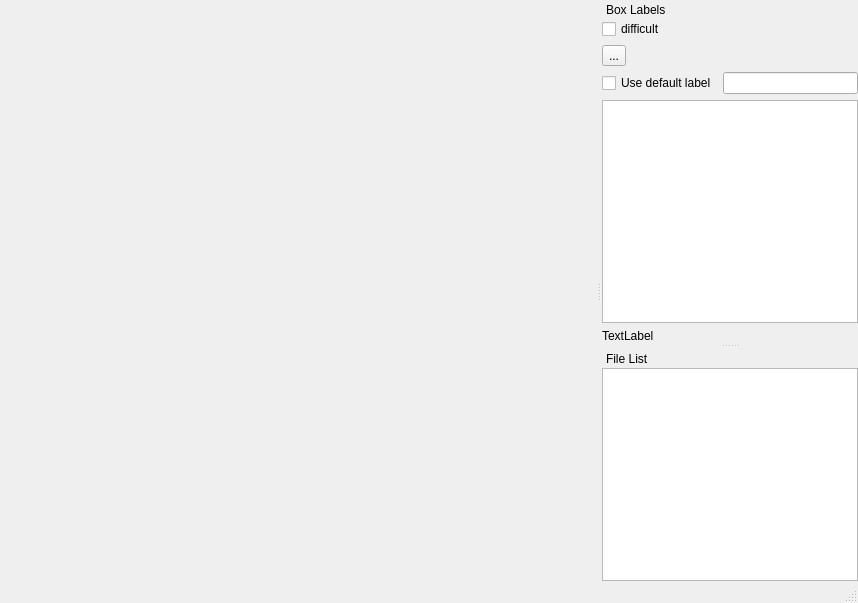
This is src/mainwindow.ui in meryusha/LabelerServer as Qt 5 draws it before an edit. The edited form follows.
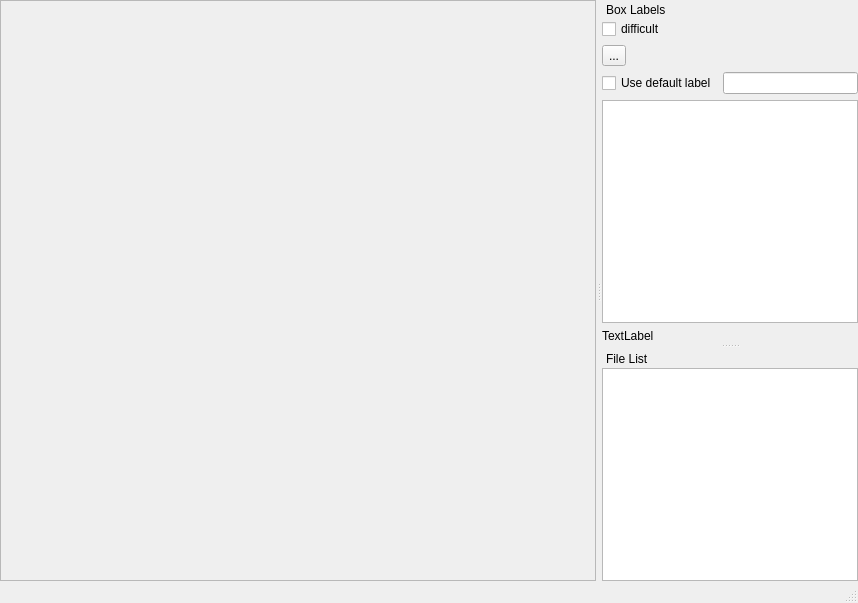
This is the edited form. Icons and pictures are not drawn.

Patch:
```diff
--- a/src/mainwindow.ui
+++ b/src/mainwindow.ui
@@ -13,7 +13,39 @@
   <property name="windowTitle">
    <string>Active Image Labeler</string>
   </property>
-  <widget class="QWidget" name="centralwidget"/>
+  <widget class="QWidget" name="centralwidget">
+   <layout class="QGridLayout" name="gridLayout_4">
+    <property name="leftMargin">
+     <number>0</number>
+    </property>
+    <property name="topMargin">
+     <number>0</number>
+    </property>
+    <property name="rightMargin">
+     <number>0</number>
+    </property>
+    <property name="bottomMargin">
+     <number>0</number>
+    </property>
+    <item row="0" column="0">
+     <widget class="QScrollArea" name="scroll">
+      <property name="widgetResizable">
+       <bool>true</bool>
+      </property>
+      <widget class="QWidget" name="scrollAreaWidgetContents">
+       <property name="geometry">
+        <rect>
+         <x>0</x>
+         <y>0</y>
+         <width>588</width>
+         <height>552</height>
+        </rect>
+       </property>
+      </widget>
+     </widget>
+    </item>
+   </layout>
+  </widget>
   <widget class="QMenuBar" name="menubar">
    <property name="geometry">
     <rect>
```
Left out of the diff: 202 changed lines with no effect on the pictures.
